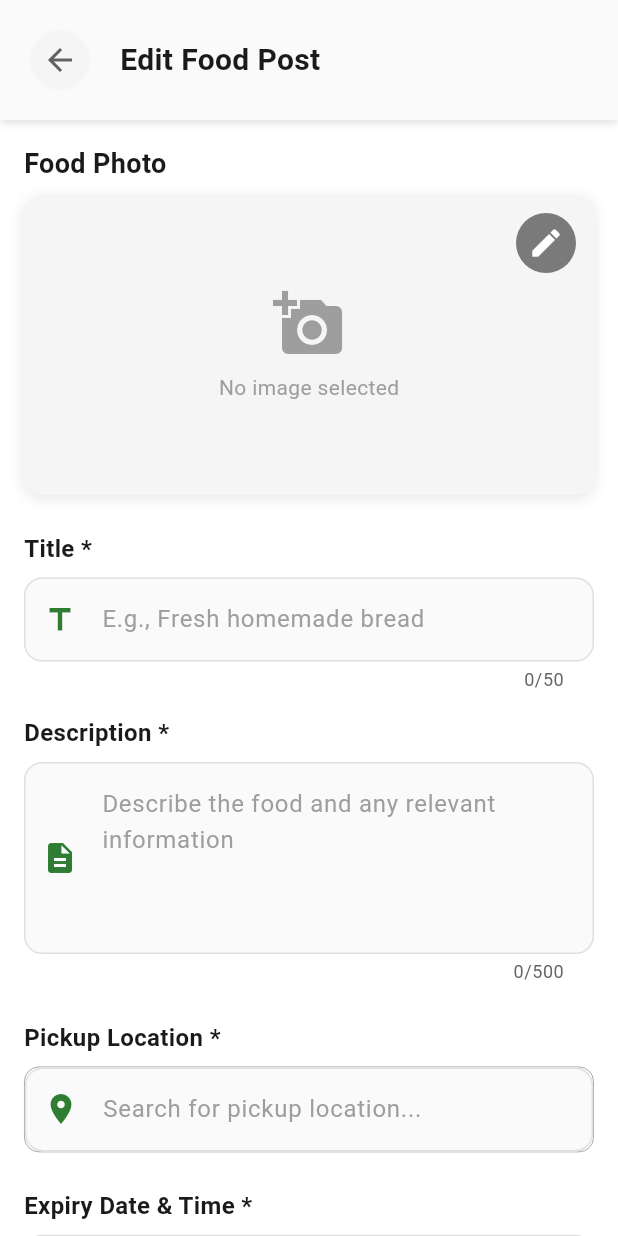
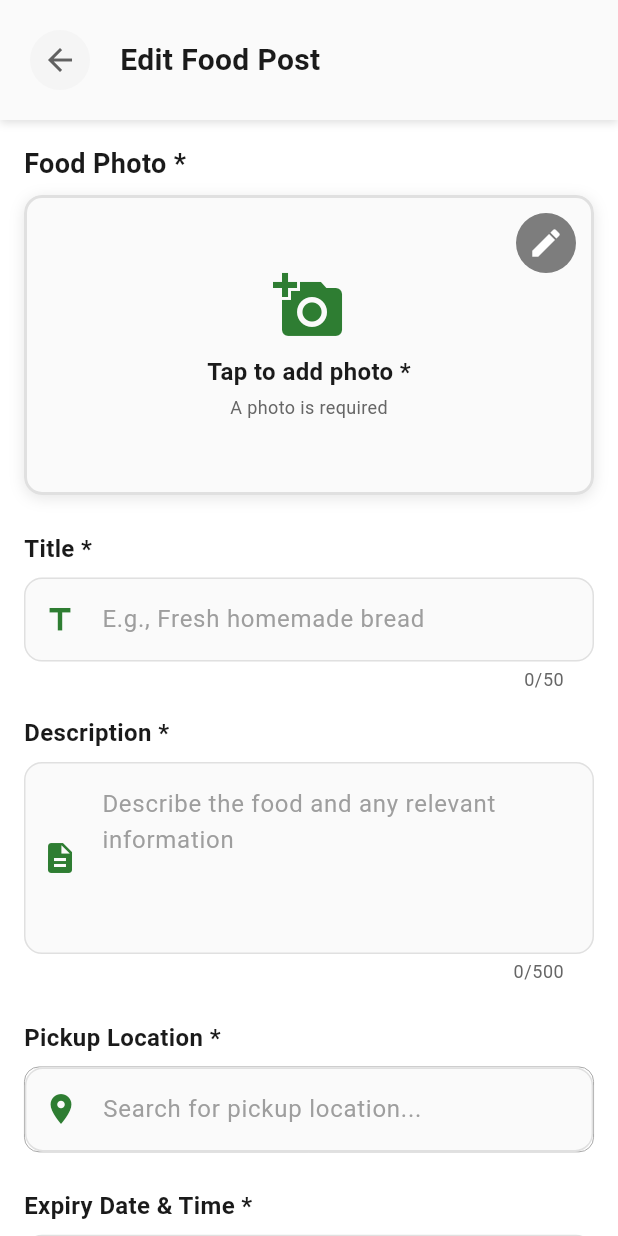
Before and after one commit to taqitazwar/gr06-zerowaste-25-intersession, a Flutter app: the EditPostScreen screen opened directly with empty values, on a phone screen of 412 x 824 dp. Run offline on Flutter 3.47's test engine with Material 3 defaults, Android fonts, the phone set to English and light mode, and no system bars; drawn by our look-alikes of google_places_flutter; our stand-ins replace cached_network_image, cloud_firestore, firebase_auth, firebase_core, firebase_messaging, firebase_storage and 6 more; accounts and stored records are empty.

Commit message:
Updated so that image is necessary

```diff
--- a/lib/screens/post/add_post_screen.dart
+++ b/lib/screens/post/add_post_screen.dart
@@ -285,6 +285,11 @@ class _AddPostScreenState extends State<AddPostScreen> {
       return;
     }
 
+    if (_imageUrl == null || _imageUrl!.isEmpty) {
+      _showSnackBar('Please add a photo of your food', isError: true);
+      return;
+    }
+
     setState(() => _isLoading = true);
 
     try {
@@ -542,7 +547,7 @@ class _AddPostScreenState extends State<AddPostScreen> {
       crossAxisAlignment: CrossAxisAlignment.start,
       children: [
         const Text(
-          'Food Photo',
+          'Food Photo *',
           style: TextStyle(
             fontSize: 18,
             fontWeight: FontWeight.w600,
@@ -641,16 +646,16 @@ class _AddPostScreenState extends State<AddPostScreen> {
                   ),
                   SizedBox(height: 12),
                   Text(
-                    'Tap to add photo',
+                    'Tap to add photo *',
                     style: TextStyle(
                       fontSize: 16,
-                      fontWeight: FontWeight.w500,
-                      color: AppColors.onSurfaceVariant,
+                      fontWeight: FontWeight.w600,
+                      color: AppColors.onSurface,
                     ),
                   ),
                   SizedBox(height: 4),
                   Text(
-                    'A good photo helps others see what you\'re sharing!',
+                    'A photo is required to help others see what you\'re sharing!',
                     style: TextStyle(
                       fontSize: 12,
                       color: AppColors.onSurfaceVariant,
--- a/lib/screens/post/edit_post_screen.dart
+++ b/lib/screens/post/edit_post_screen.dart
@@ -308,6 +308,11 @@ class _EditPostScreenState extends State<EditPostScreen> {
       return;
     }
 
+    if (_imageUrl == null || _imageUrl!.isEmpty) {
+      _showSnackBar('Please add a photo of your food', isError: true);
+      return;
+    }
+
     setState(() => _isLoading = true);
 
     try {
@@ -567,7 +572,7 @@ class _EditPostScreenState extends State<EditPostScreen> {
       crossAxisAlignment: CrossAxisAlignment.start,
       children: [
         const Text(
-          'Food Photo',
+          'Food Photo *',
           style: TextStyle(
             fontSize: 18,
             fontWeight: FontWeight.w600,
@@ -629,11 +634,17 @@ class _EditPostScreenState extends State<EditPostScreen> {
                     },
                   )
                 else
-                  Container(
+                  GestureDetector(
+                    onTap: _pickImage,
+                    child: Container(
                       height: 200,
                       decoration: BoxDecoration(
-                      color: Colors.grey[100],
+                        color: Colors.grey[50],
                         borderRadius: BorderRadius.circular(12),
+                        border: Border.all(
+                          color: Colors.grey[300]!,
+                          width: 2,
+                        ),
                       ),
                       child: const Center(
                         child: Column(
@@ -641,18 +652,28 @@ class _EditPostScreenState extends State<EditPostScreen> {
                           children: [
                             Icon(
                               Icons.add_a_photo,
-                            color: Colors.grey,
+                              color: AppColors.primary,
                               size: 48,
                             ),
                             SizedBox(height: 8),
                             Text(
-                            'No image selected',
+                              'Tap to add photo *',
                               style: TextStyle(
-                              color: Colors.grey,
-                              fontSize: 14,
+                                color: AppColors.onSurface,
+                                fontSize: 16,
+                                fontWeight: FontWeight.w600,
+                              ),
+                            ),
+                            SizedBox(height: 4),
+                            Text(
+                              'A photo is required',
+                              style: TextStyle(
+                                color: AppColors.onSurfaceVariant,
+                                fontSize: 12,
                               ),
                             ),
                           ],
+                        ),
                       ),
                     ),
                   ),
```
Lines whose indentation alone changed are shown as unchanged.
